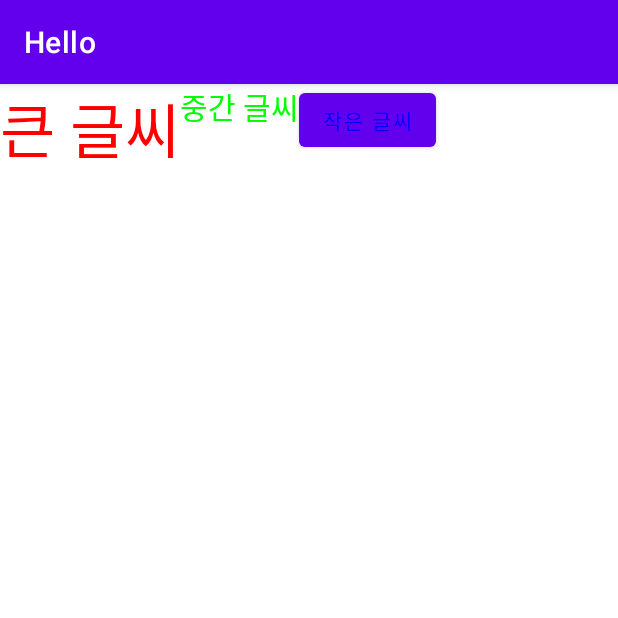
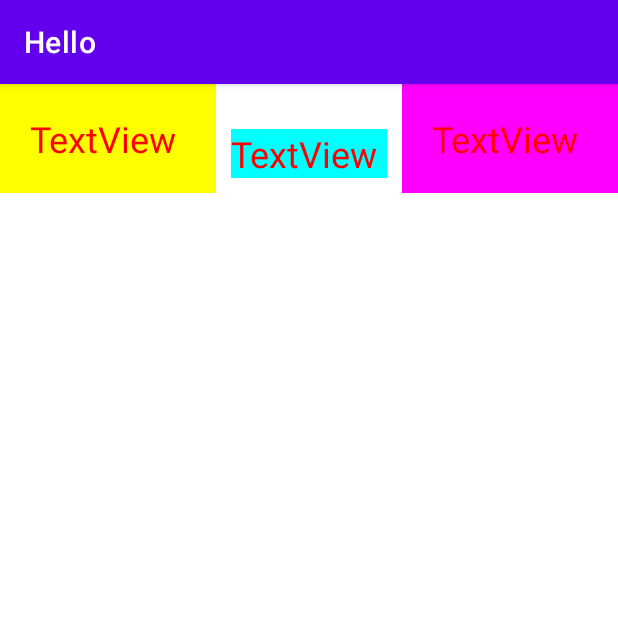
Before and after one commit to ilmntr/DoitAndroidStudio, an Android app: the screen it shows after launch (MainActivity), on a phone screen of 412 x 824 dp, the top half of it. Run offline under Robolectric (Android 15) with nearby library versions, the phone set to English and light mode, and no system bars.

```diff
--- a/app/src/main/res/layout/activity_main.xml
+++ b/app/src/main/res/layout/activity_main.xml
@@ -4,31 +4,39 @@
     xmlns:tools="http://schemas.android.com/tools"
     android:layout_width="match_parent"
     android:layout_height="match_parent"
-    android:baselineAligned="false"
     android:orientation="horizontal"
     tools:context=".MainActivity">
 
     <TextView
-        android:id="@+id/textView4"
+        android:id="@+id/textView6"
         android:layout_width="wrap_content"
         android:layout_height="wrap_content"
-        android:text="큰 글씨"
+        android:layout_weight="1"
+        android:background="#ffff00"
+        android:padding="20dp"
+        android:text="TextView"
         android:textColor="#ff0000"
-        android:textSize="40sp" />
+        android:textSize="24sp" />
 
     <TextView
-        android:id="@+id/textView5"
+        android:id="@+id/textView7"
         android:layout_width="wrap_content"
         android:layout_height="wrap_content"
-        android:text="중간 글씨"
-        android:textColor="#00ff00"
-        android:textSize="20sp" />
+        android:layout_margin="10dp"
+        android:layout_weight="1"
+        android:background="#00ffff"
+        android:text="TextView"
+        android:textColor="#ff0000"
+        android:textSize="24sp" />
 
-    <Button
-        android:id="@+id/button5"
+    <TextView
+        android:id="@+id/textView8"
         android:layout_width="wrap_content"
         android:layout_height="wrap_content"
-        android:text="작은 글씨"
-        android:textColor="#0000ff"
-        android:textSize="14sp" />
+        android:layout_weight="1"
+        android:background="#ff00ff"
+        android:padding="20dp"
+        android:text="TextView"
+        android:textColor="#ff0000"
+        android:textSize="24sp" />
 </LinearLayout>
```
